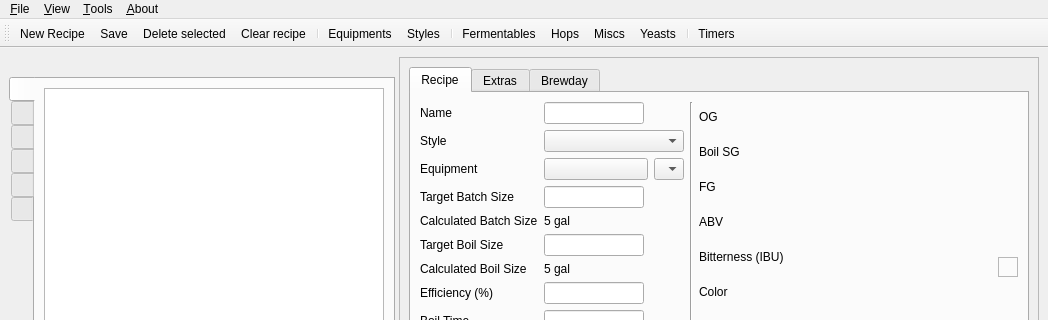
Above: ui/mainWindow.ui from Brewtarget/brewtarget before the change; both pictures show x 0 to 1048 and y 0 to 320 of the 1048 by 829 pixel window. Below: the same form after it.
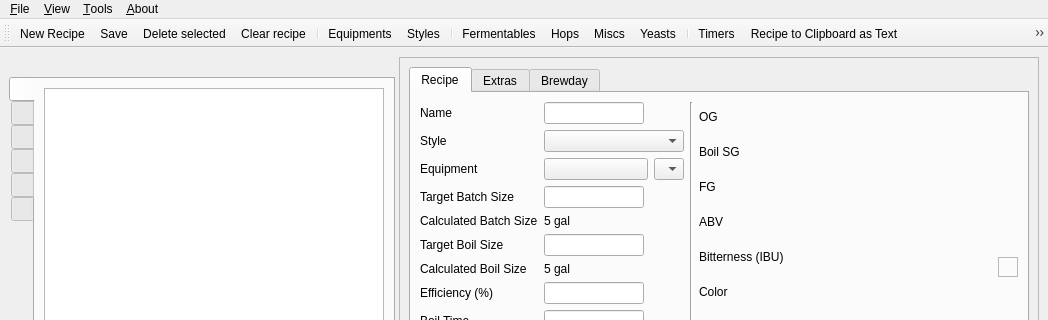
That is the form after the change. Icons and pictures are not drawn. Custom widgets are drawn as their Qt base class.

Commit message: Added some tools to the toolbar.

```diff
--- a/ui/mainWindow.ui
+++ b/ui/mainWindow.ui
@@ -1895,6 +1895,9 @@
    <addaction name="actionYeasts"/>
    <addaction name="separator"/>
    <addaction name="actionTimers"/>
+   <addaction name="action_recipeToTextClipboard"/>
+   <addaction name="actionPitch_Rate_Calculator"/>
+   <addaction name="actionRefractometer_Tools"/>
   </widget>
   <action name="actionAbout_BrewTarget">
    <property name="icon">
```
